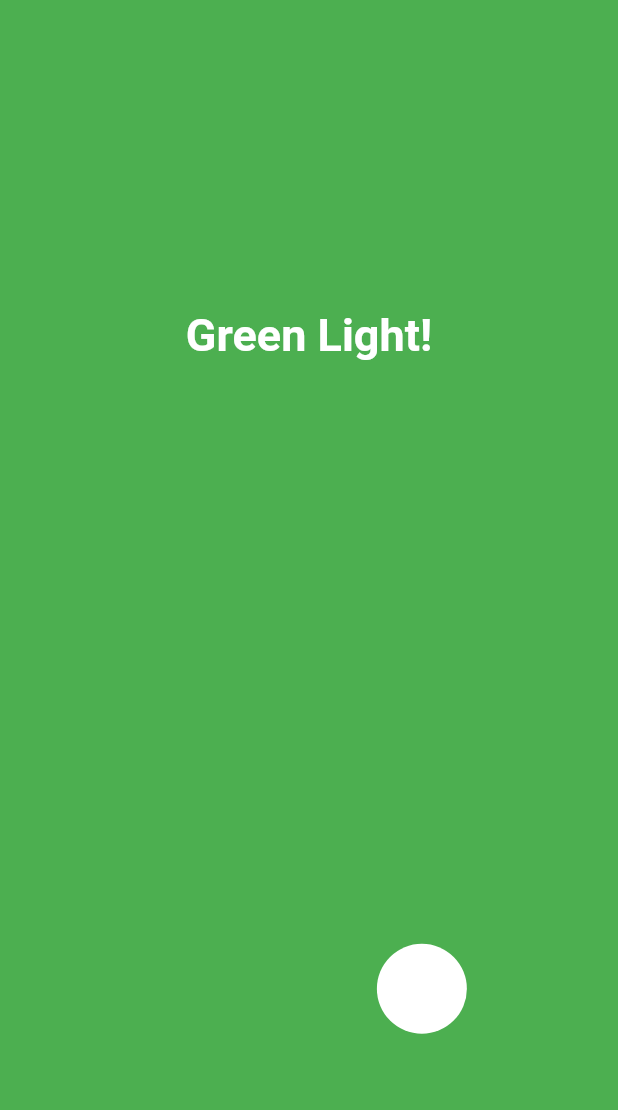
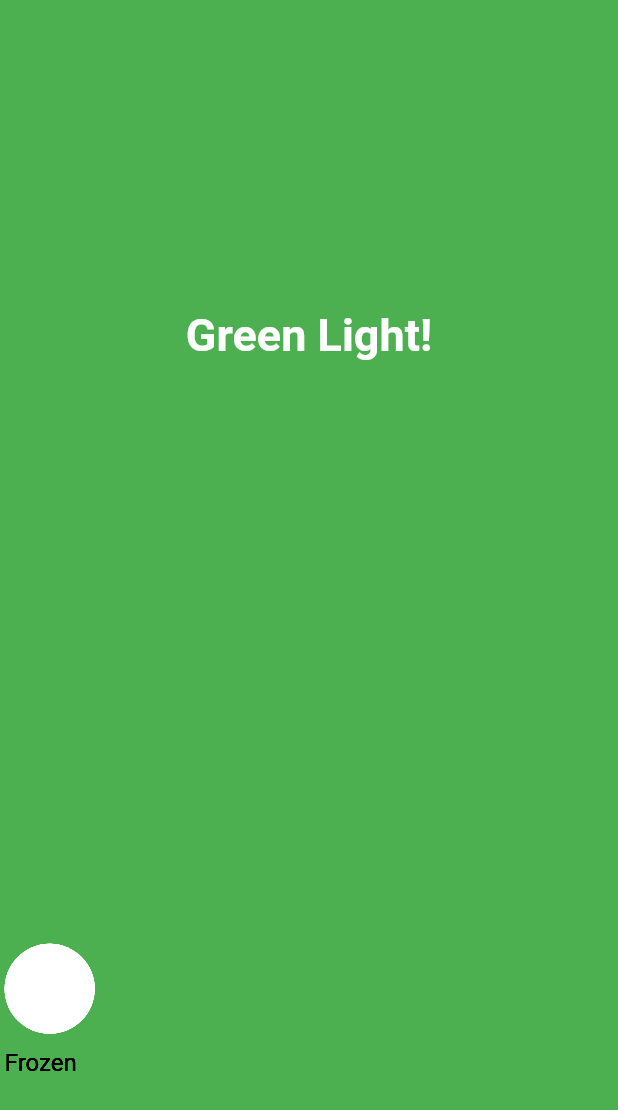
Before and after one commit to nicowalter256/animations, a Flutter app: the screen it shows after launch, on a phone screen of 412 x 824 dp. Shown: the top 1110 px of the screen. Run offline on Flutter 3.47's test engine with Material 3 defaults, Android fonts, the phone set to English and light mode, and no system bars.

Commit message:
Added animation three

```diff
--- a/lib/main.dart
+++ b/lib/main.dart
@@ -1,5 +1,6 @@
 import 'package:flutter/material.dart';
 
+import 'views/animation_three.dart';
 import 'views/animation_two.dart';
 import 'views/home_screen.dart';
 
@@ -19,7 +20,7 @@ class MyApp extends StatelessWidget {
         colorScheme: ColorScheme.fromSeed(seedColor: Colors.deepPurple),
         useMaterial3: true,
       ),
-      home: SquidGameScreenTwo(),
+      home: SquidGameScreenThree(),
     );
   }
 }
--- /dev/null
+++ b/lib/views/animation_three.dart
@@ -0,0 +1,155 @@
+import 'package:flutter/material.dart';
+import 'dart:async';
+import 'dart:math';
+
+class SquidGameScreenThree extends StatefulWidget {
+  @override
+  _SquidGameScreenThreeState createState() => _SquidGameScreenThreeState();
+}
+
+class _SquidGameScreenThreeState extends State<SquidGameScreenThree>
+    with TickerProviderStateMixin {
+  late AnimationController _controller;
+  late bool isRedLight;
+  late List<Player> players;
+  late Timer _lightCycleTimer;
+
+  @override
+  void initState() {
+    super.initState();
+    isRedLight = true; // Start with red light
+    players = List.generate(
+        5,
+        (index) => Player(
+            startingPosition:
+                Random().nextDouble() * 300)); // Create 5 random players
+
+    _controller = AnimationController(
+      duration: Duration(seconds: 4),
+      vsync: this,
+    )..addListener(() {
+        setState(() {
+          players.forEach((player) {
+            player.updatePosition(_controller.value, isRedLight);
+          });
+        });
+      });
+
+    // Start the cycle of switching lights (Red Light -> Green Light -> Red Light)
+    _startAnimationCycle();
+  }
+
+  void _startAnimationCycle() {
+    _lightCycleTimer = Timer.periodic(Duration(seconds: 4), (timer) {
+      if (_controller.isCompleted || _controller.isDismissed) {
+        if (isRedLight) {
+          _controller.forward(from: 0.0);
+        } else {
+          _controller.reverse(from: _controller.value);
+        }
+        setState(() {
+          isRedLight = !isRedLight;
+        });
+      }
+    });
+  }
+
+  @override
+  void dispose() {
+    _controller.dispose();
+    _lightCycleTimer.cancel();
+    super.dispose();
+  }
+
+  @override
+  Widget build(BuildContext context) {
+    return Scaffold(
+      backgroundColor: isRedLight ? Colors.red : Colors.green,
+      body: Center(
+        child: CustomPaint(
+          painter: GamePainter(players, isRedLight), // Pass isRedLight here
+          size: Size(double.infinity, double.infinity),
+        ),
+      ),
+    );
+  }
+}
+
+class Player {
+  double position; // Horizontal position of the player
+  final double startingPosition; // Initial horizontal position
+  bool isFrozen = false;
+
+  Player({required this.startingPosition}) : position = startingPosition;
+
+  // Update player position based on animation and light
+  void updatePosition(double animationValue, bool isRedLight) {
+    if (!isRedLight) {
+      // Move player forward when the light is green
+      if (!isFrozen) {
+        position = startingPosition +
+            animationValue * 300; // 300 is the maximum movement
+      }
+    } else {
+      // Freeze the player when the light is red
+      isFrozen = true;
+    }
+  }
+
+  // Reset player to initial position if needed
+  void reset() {
+    position = startingPosition;
+    isFrozen = false;
+  }
+}
+
+// Custom painter to draw players and background
+class GamePainter extends CustomPainter {
+  final List<Player> players;
+  final bool isRedLight; // Add isRedLight here
+
+  GamePainter(
+      this.players, this.isRedLight); // Accept isRedLight in the constructor
+
+  @override
+  void paint(Canvas canvas, Size size) {
+    final paint = Paint()
+      ..color = Colors.white
+      ..style = PaintingStyle.fill;
+
+    // Draw each player as a circle and display their state
+    for (var player in players) {
+      canvas.drawCircle(Offset(player.position, size.height * 0.8), 30, paint);
+
+      // Add the text for each player (whether they are frozen or moving)
+      final textPainter = TextPainter(
+        text: TextSpan(
+          text: player.isFrozen ? "Frozen" : "Moving",
+          style: TextStyle(fontSize: 16, color: Colors.black),
+        ),
+        textDirection: TextDirection.ltr,
+      );
+      textPainter.layout();
+      textPainter.paint(
+          canvas, Offset(player.position - 30, size.height * 0.8 + 40));
+    }
+
+    // Add status text in the center of the screen
+    final statusText = TextPainter(
+      text: TextSpan(
+        text: isRedLight ? "Red Light!" : "Green Light!",
+        style: TextStyle(
+            fontSize: 30, color: Colors.white, fontWeight: FontWeight.bold),
+      ),
+      textDirection: TextDirection.ltr,
+    );
+    statusText.layout();
+    statusText.paint(
+        canvas, Offset(size.width / 2 - statusText.width / 2, size.height / 4));
+  }
+
+  @override
+  bool shouldRepaint(CustomPainter oldDelegate) {
+    return true; // Redraw the entire canvas for each frame
+  }
+}
```
